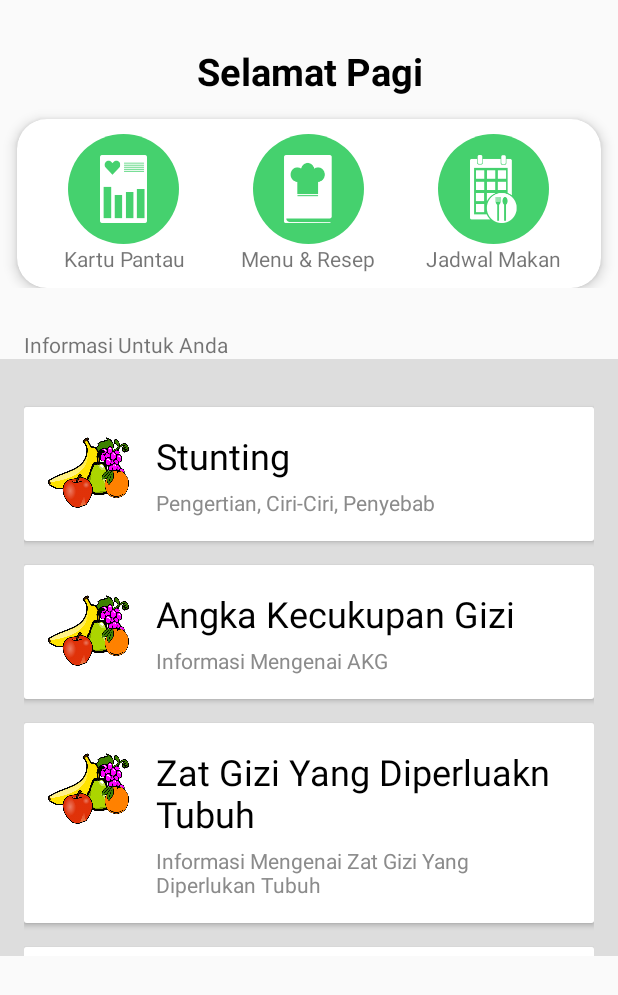
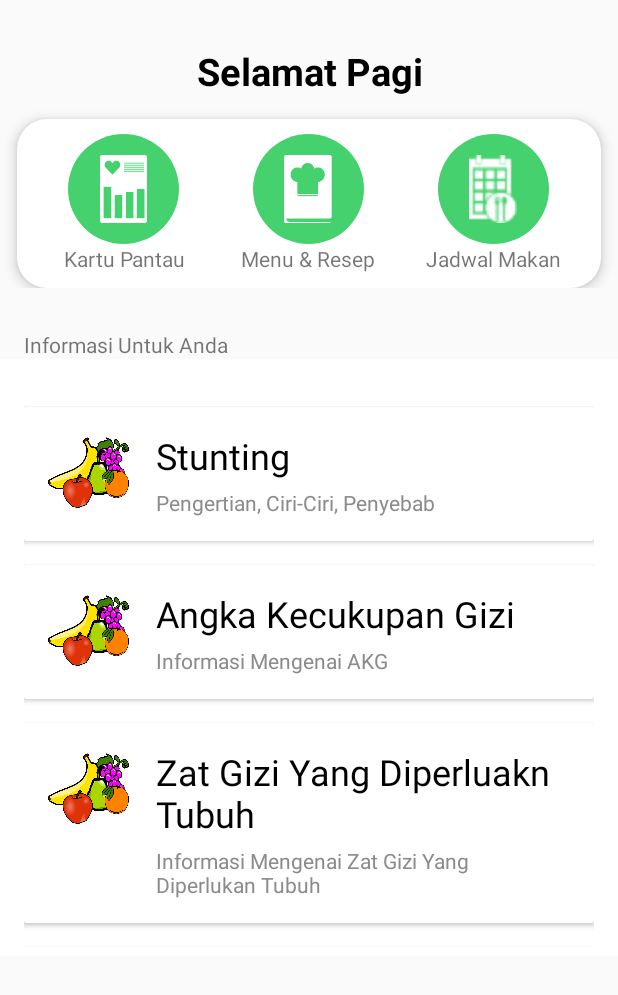
Before and after one commit to Rivaldz/HajiHealthMonitoring, an Android app: the screen it shows after launch (MainActivity), on a phone screen of 412 x 824 dp. Shown: the top 995 px of the screen. Run offline under Robolectric (Android 15) with nearby library versions, the light colour scheme and no system bars; libraries missing offline, so code that uses them is left out: com.github.barteksc.pdfviewer.

Commit message:
update jadwal makan

```diff
--- a/app/src/main/res/layout/fragment_eat_time.xml
+++ b/app/src/main/res/layout/fragment_eat_time.xml
@@ -31,7 +31,8 @@
                     android:layout_height="59dp"
                     android:layout_alignParentTop="true"
                     android:layout_marginRight="18dp"
-                    android:src="@drawable/fruit_logo" />
+                    android:text="Viral Android"
+                    />
 
                 <TextView
                     android:id="@+id/cardview_list_title"
@@ -74,7 +75,7 @@
                     android:layout_height="55dp"
                     android:layout_alignParentTop="true"
                     android:layout_marginRight="18dp"
-                    android:src="@drawable/fruit_logo"/>
+                    />
 
                 <TextView
                     android:id="@+id/cardview_list_title2"
--- a/app/src/main/res/layout/fragment_home.xml
+++ b/app/src/main/res/layout/fragment_home.xml
@@ -142,7 +142,7 @@
                                 android:layout_height="wrap_content"
                                 android:layout_alignParentTop="true"
                                 android:layout_alignParentBottom="true"
-                                android:src="@drawable/eat_scheadule" />
+                                android:src="@drawable/eat_scheadule1" />
                         </RelativeLayout>
 
                         <TextView
@@ -178,7 +178,7 @@
         <LinearLayout
             android:layout_width="match_parent"
             android:layout_height="match_parent"
-            android:background="#ddd"
+            android:background="#ffffff"
             android:orientation="vertical"
             android:padding="16dp"
 
--- a/app/src/main/res/values/strings.xml
+++ b/app/src/main/res/values/strings.xml
@@ -1,5 +1,5 @@
 <resources>
-    <string name="app_name">Haji Health Monitoring</string>
+    <string name="app_name">Pantau Gizi Anak</string>
 
     <!-- TODO: Remove or change this placeholder text -->
     <string name="hello_blank_fragment">Hello blank fragment</string>
```
Also changed, not shown: app/src/main/res/drawable-ldpi/eat_scheadule1.png (renamed from app/src/main/res/drawable-ldpi/eat_scheadule.png).
